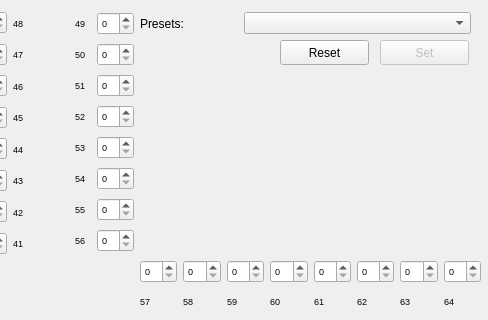
First picture: the form in app/functionalisationdialog.ui, repository Tilagiho/eNoseAnnotator, before the edit; both pictures show x 390 to 878 and y 0 to 320 of the 878 by 700 pixel window.
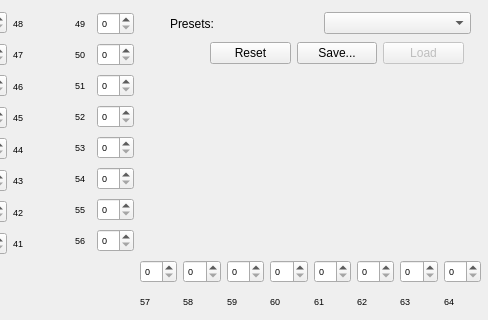
Second picture: the form after the edit.

Commit message: added saving/ loading presets

```diff
--- a/app/functionalisationdialog.ui
+++ b/app/functionalisationdialog.ui
@@ -1845,41 +1845,12 @@
     </item>
    </layout>
   </widget>
-  <widget class="QPushButton" name="pushButton">
-   <property name="enabled">
-    <bool>false</bool>
-   </property>
-   <property name="geometry">
-    <rect>
-     <x>770</x>
-     <y>40</y>
-     <width>89</width>
-     <height>25</height>
-    </rect>
-   </property>
-   <property name="text">
-    <string>Set</string>
-   </property>
-  </widget>
-  <widget class="QPushButton" name="pushButton_2">
-   <property name="geometry">
-    <rect>
-     <x>670</x>
-     <y>40</y>
-     <width>89</width>
-     <height>25</height>
-    </rect>
-   </property>
-   <property name="text">
-    <string>Reset</string>
-   </property>
-  </widget>
   <widget class="QWidget" name="">
    <property name="geometry">
     <rect>
-     <x>530</x>
+     <x>560</x>
      <y>10</y>
-     <width>331</width>
+     <width>301</width>
      <height>27</height>
     </rect>
    </property>
@@ -1898,11 +1869,45 @@
         <string/>
        </property>
       </item>
-      <item>
-       <property name="text">
-        <string>4 Funcs à 10 channels, 1 Each Wing</string>
-       </property>
-      </item>
+     </widget>
+    </item>
+   </layout>
+  </widget>
+  <widget class="QWidget" name="">
+   <property name="geometry">
+    <rect>
+     <x>600</x>
+     <y>40</y>
+     <width>254</width>
+     <height>27</height>
+    </rect>
+   </property>
+   <layout class="QHBoxLayout" name="horizontalLayout_10">
+    <item>
+     <widget class="QPushButton" name="pushButton_2">
+      <property name="text">
+       <string>Reset</string>
+      </property>
+     </widget>
+    </item>
+    <item>
+     <widget class="QPushButton" name="pushButton_3">
+      <property name="enabled">
+       <bool>true</bool>
+      </property>
+      <property name="text">
+       <string>Save...</string>
+      </property>
+     </widget>
+    </item>
+    <item>
+     <widget class="QPushButton" name="pushButton">
+      <property name="enabled">
+       <bool>false</bool>
+      </property>
+      <property name="text">
+       <string>Load</string>
+      </property>
      </widget>
     </item>
    </layout>
```
The commit also changes 2 other files.
